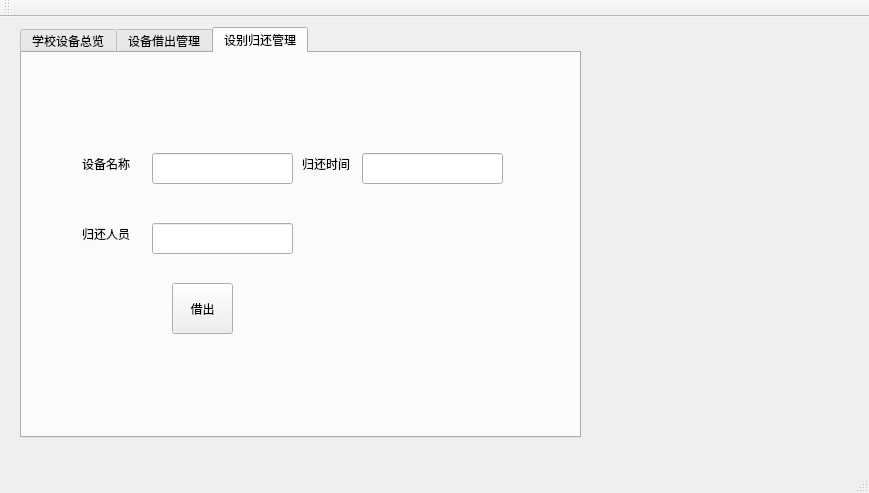
First picture: the form in src/mainwindow.ui, repository guanqian1994/EquipmentManagementSystem, before the edit.
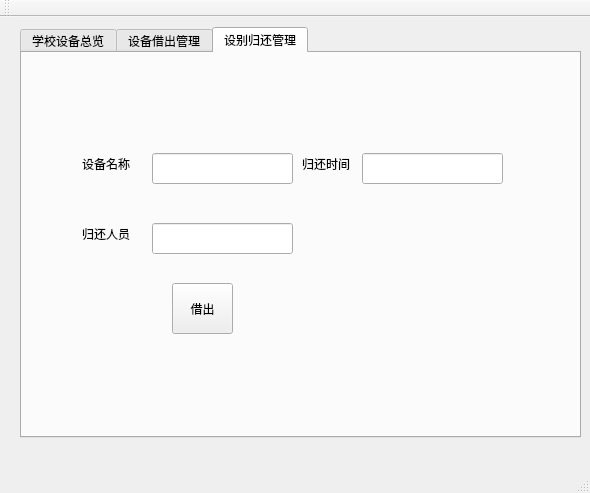
Second picture: the form after the edit.

Diff of the .ui file:
```diff
--- a/src/mainwindow.ui
+++ b/src/mainwindow.ui
@@ -6,7 +6,7 @@
    <rect>
     <x>0</x>
     <y>0</y>
-    <width>869</width>
+    <width>590</width>
     <height>493</height>
    </rect>
   </property>
```
Left out of the diff: 2 changed lines with no effect on the pictures.
